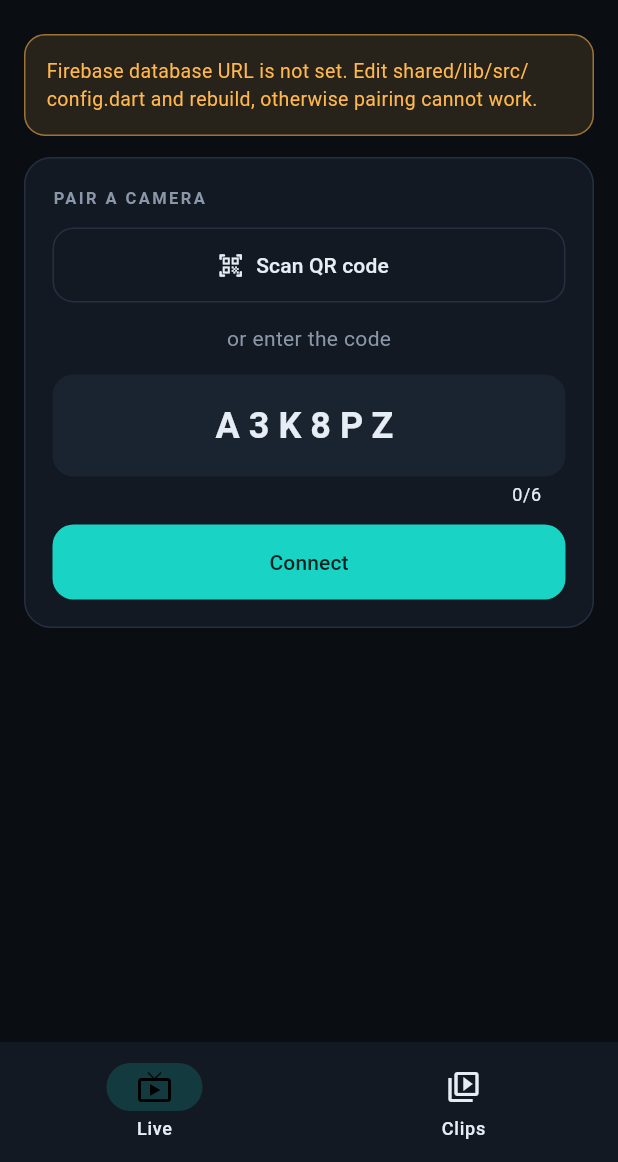
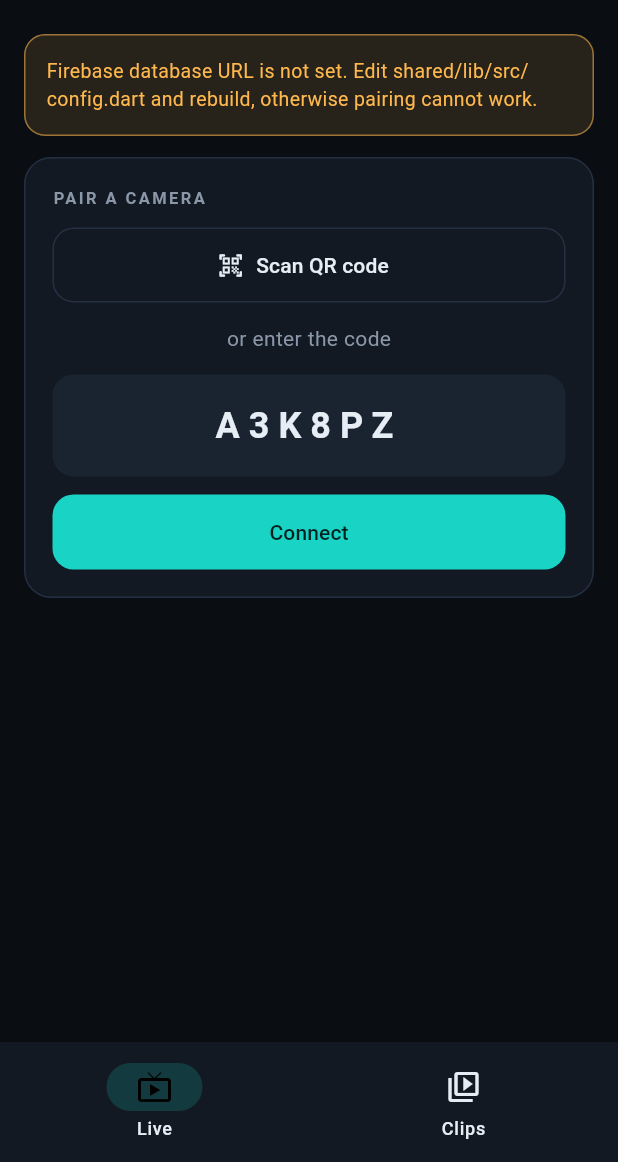
Before and after one commit to JensonVivish/DigiforgeCam, a Flutter app: the screen it shows after launch, on a phone screen of 412 x 824 dp, the part 74-1236 px from its top. Run offline on Flutter 3.47's test engine with Material 3 defaults, Android fonts, the light colour scheme and no system bars; our stand-ins replace qr_flutter, shared_preferences, video_player, wakelock_plus; missing offline and left inert: flutter_webrtc, mobile_scanner.

Commit message:
Add files via upload

```diff
--- a/mobile-cctv/shared/lib/src/theme.dart
+++ b/mobile-cctv/shared/lib/src/theme.dart
@@ -40,7 +40,6 @@ ThemeData dfTheme() {
     inputDecorationTheme: InputDecorationTheme(
       filled: true,
       fillColor: DF.surface2,
-      counterText: '',
       border: OutlineInputBorder(
         borderRadius: BorderRadius.circular(14),
         borderSide: BorderSide.none,
--- a/mobile-cctv/viewer_app/lib/live_screen.dart
+++ b/mobile-cctv/viewer_app/lib/live_screen.dart
@@ -119,7 +119,8 @@ class _LiveScreenState extends State<LiveScreen> {
               textAlign: TextAlign.center,
               style: const TextStyle(
                   fontSize: 24, fontWeight: FontWeight.w700, letterSpacing: 6),
-              decoration: InputDecoration(hintText: 'A3K8PZ', errorText: _err),
+              decoration: InputDecoration(
+                  hintText: 'A3K8PZ', errorText: _err, counterText: ''),
               onSubmitted: (_) => _typed(),
             ),
             const SizedBox(height: 12),
```
